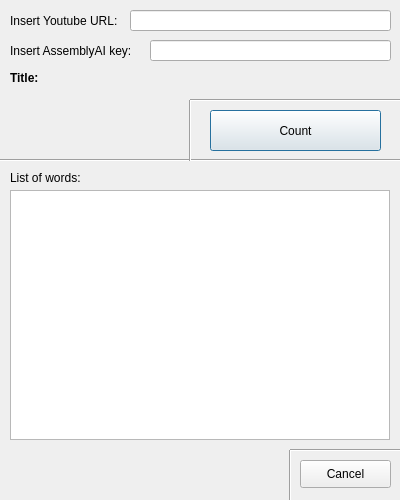
The window that views/youtube_window.ui (Antek-N/SpeechScan) describes before a commit, drawn with Qt 5.
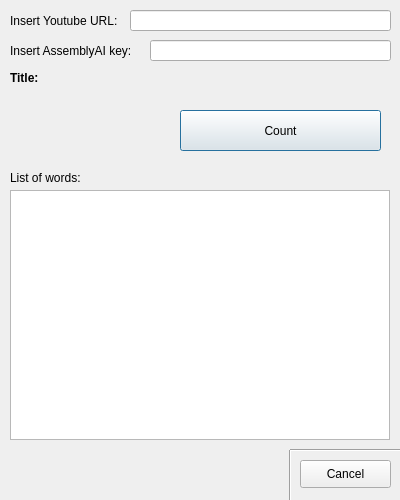
The same window after the commit.

Commit message: Add a new GUI style to project.

```diff
--- a/views/youtube_window.ui
+++ b/views/youtube_window.ui
@@ -41,25 +41,12 @@
     <string>List of words:</string>
    </property>
   </widget>
-  <widget class="Line" name="line">
-   <property name="geometry">
-    <rect>
-     <x>0</x>
-     <y>150</y>
-     <width>411</width>
-     <height>20</height>
-    </rect>
-   </property>
-   <property name="orientation">
-    <enum>Qt::Horizontal</enum>
-   </property>
-  </widget>
   <widget class="QPushButton" name="count_button">
    <property name="geometry">
     <rect>
-     <x>210</x>
+     <x>180</x>
      <y>110</y>
-     <width>171</width>
+     <width>201</width>
      <height>41</height>
     </rect>
    </property>
@@ -90,32 +77,6 @@
     </rect>
    </property>
   </widget>
-  <widget class="Line" name="line_2">
-   <property name="geometry">
-    <rect>
-     <x>180</x>
-     <y>100</y>
-     <width>20</width>
-     <height>61</height>
-    </rect>
-   </property>
-   <property name="orientation">
-    <enum>Qt::Vertical</enum>
-   </property>
-  </widget>
-  <widget class="Line" name="line_3">
-   <property name="geometry">
-    <rect>
-     <x>190</x>
-     <y>90</y>
-     <width>211</width>
-     <height>20</height>
-    </rect>
-   </property>
-   <property name="orientation">
-    <enum>Qt::Horizontal</enum>
-   </property>
-  </widget>
   <widget class="QLabel" name="yt_title_widget">
    <property name="geometry">
     <rect>
@@ -236,9 +197,9 @@
    <property name="geometry">
     <rect>
      <x>290</x>
-     <y>160</y>
+     <y>150</y>
      <width>111</width>
-     <height>31</height>
+     <height>41</height>
     </rect>
    </property>
    <property name="text">
```
Left out of the diff: 3 changed lines with no effect on the pictures. The commit also changes 6 other files.
